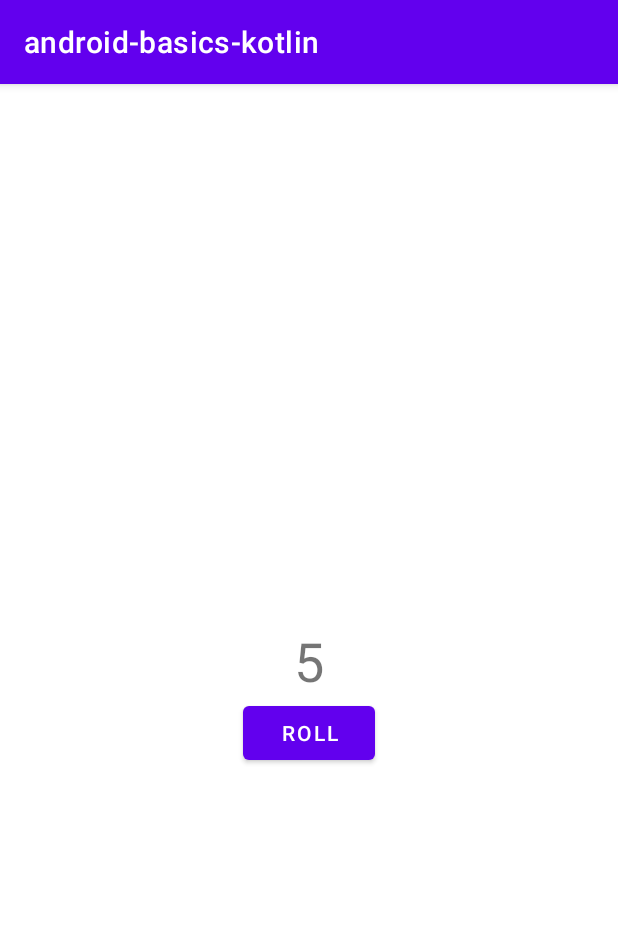
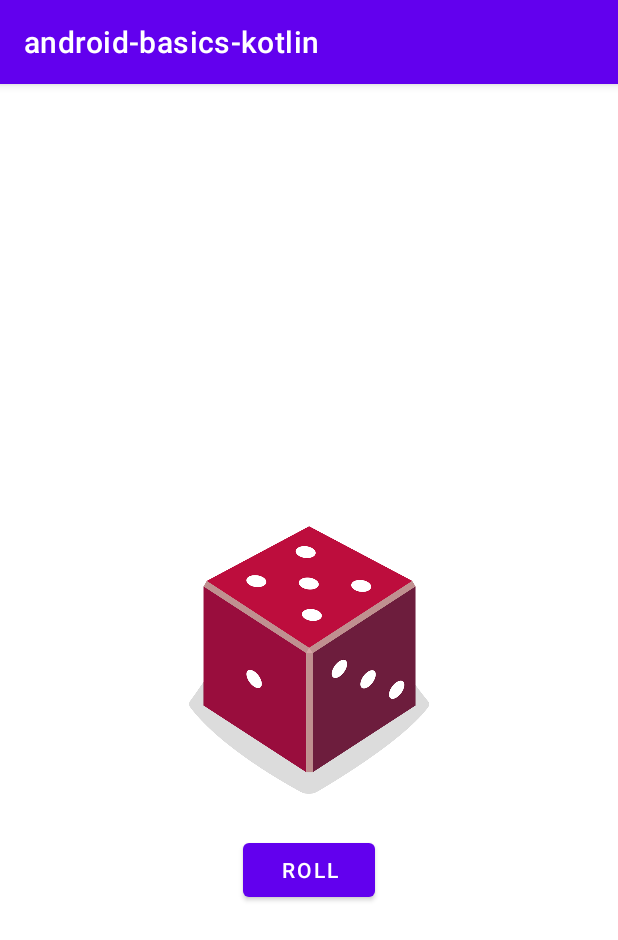
Before and after one commit to PurinduWeerawardana/android-basics-kotlin, an Android app: the screen it shows after launch (MainActivity), after a tap on "ROLL", on a phone screen of 412 x 824 dp. Shown: the top 940 px of the screen. Run offline under Robolectric (Android 15) with nearby library versions, the phone set to English and light mode, and no system bars.

Commit message:
Code cleanup and add launch roll dice

```diff
--- a/app/src/main/java/com/example/android_basics_kotlin/MainActivity.kt
+++ b/app/src/main/java/com/example/android_basics_kotlin/MainActivity.kt
@@ -2,7 +2,7 @@ package com.example.android_basics_kotlin
 
 import android.os.Bundle
 import android.widget.Button
-import android.widget.TextView
+import android.widget.ImageView
 import androidx.appcompat.app.AppCompatActivity
 
 class MainActivity : AppCompatActivity() {
@@ -11,12 +11,27 @@ class MainActivity : AppCompatActivity() {
         setContentView(R.layout.activity_main)
         val rollButton: Button = findViewById(R.id.button)
         rollButton.setOnClickListener { rollDice() }
+
+        // Do a dice roll when app starts
+        rollDice()
     }
 
     private fun rollDice() {
         val dice = Dice(6)
         val diceRoll = dice.roll()
-        val resultTextView: TextView = findViewById(R.id.textView)
-        resultTextView.text = diceRoll.toString()
+
+        val diceImage: ImageView = findViewById(R.id.imageView)
+
+        val drawableResource = when (diceRoll) {
+            1 -> R.drawable.dice_1
+            2 -> R.drawable.dice_2
+            3 -> R.drawable.dice_3
+            4 -> R.drawable.dice_4
+            5 -> R.drawable.dice_5
+            else -> R.drawable.dice_6
+        }
+
+        diceImage.setImageResource(drawableResource)
+        diceImage.contentDescription = diceRoll.toString()
     }
 }
--- a/app/src/main/res/layout/activity_main.xml
+++ b/app/src/main/res/layout/activity_main.xml
@@ -6,24 +6,24 @@
     android:layout_height="match_parent"
     tools:context=".MainActivity">
 
-    <TextView
-        android:id="@+id/textView"
+    <Button
+        android:id="@+id/button"
         android:layout_width="wrap_content"
         android:layout_height="wrap_content"
-        android:textSize="36sp"
+        android:layout_marginTop="16dp"
+        android:text="@string/roll"
+        app:layout_constraintEnd_toEndOf="parent"
+        app:layout_constraintStart_toStartOf="parent"
+        app:layout_constraintTop_toBottomOf="@+id/imageView" />
+
+    <ImageView
+        android:id="@+id/imageView"
+        android:layout_width="160dp"
+        android:layout_height="200dp"
         app:layout_constraintBottom_toBottomOf="parent"
         app:layout_constraintEnd_toEndOf="parent"
         app:layout_constraintStart_toStartOf="parent"
         app:layout_constraintTop_toTopOf="parent"
-        tools:text="6" />
-
-    <Button
-        android:id="@+id/button"
-        android:layout_width="wrap_content"
-        android:layout_height="wrap_content"
-        android:text="@string/roll"
-        app:layout_constraintEnd_toEndOf="parent"
-        app:layout_constraintStart_toStartOf="parent"
-        app:layout_constraintTop_toBottomOf="@+id/textView" />
+        tools:srcCompat="@drawable/dice_1" />
 
 </androidx.constraintlayout.widget.ConstraintLayout>
```
Also changed, not shown: app/src/main/res/drawable/dice_1.png (added), app/src/main/res/drawable/dice_2.png (added), app/src/main/res/drawable/dice_3.png (added), app/src/main/res/drawable/dice_4.png (added), app/src/main/res/drawable/dice_5.png (added), app/src/main/res/drawable/dice_6.png (added).
